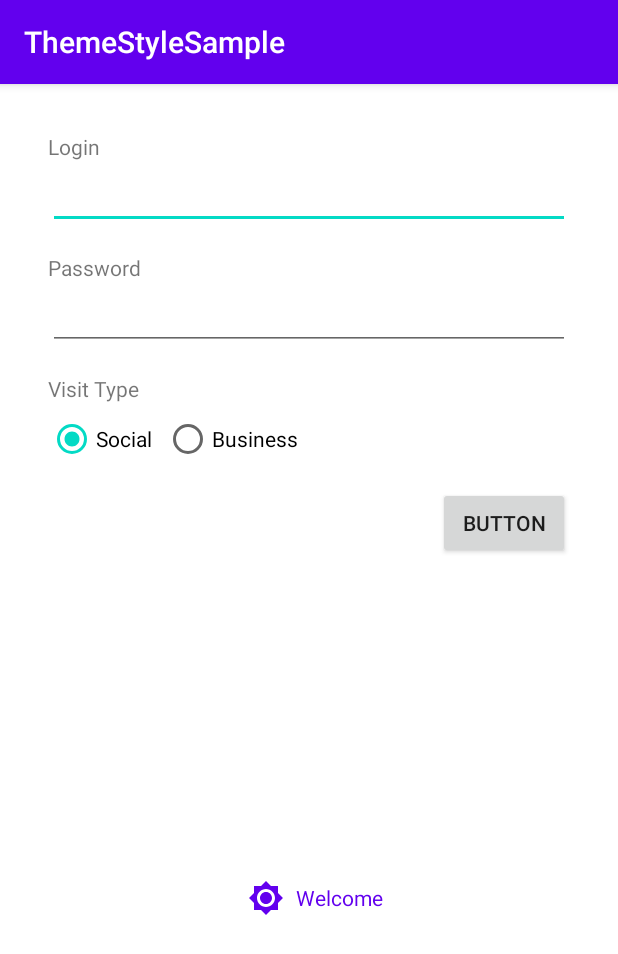
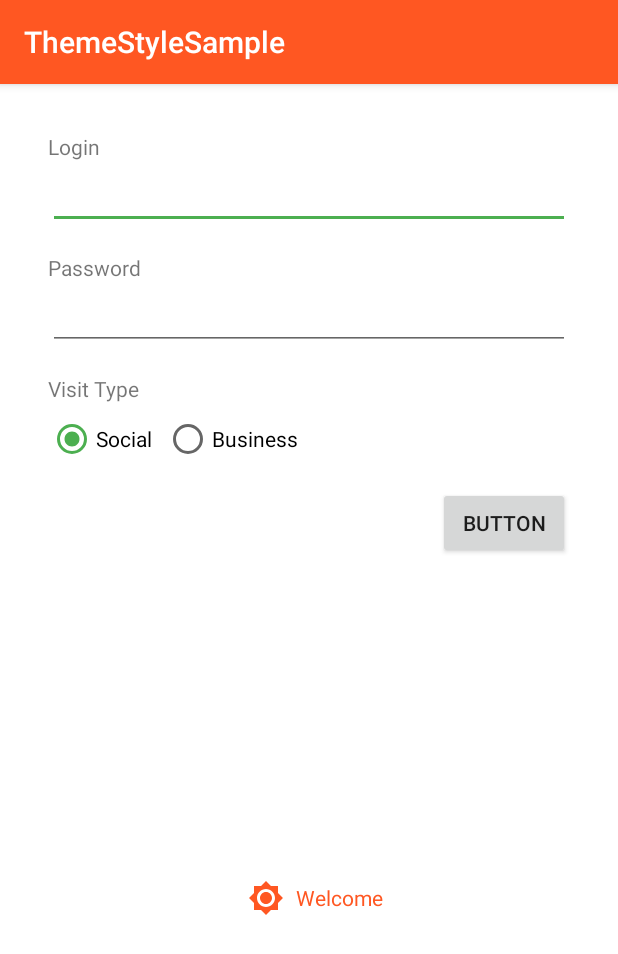
Before and after one commit to AlexeyKatsuro/ThemeStyleSample, an Android app: the screen it shows after launch (MainActivity), on a phone screen of 412 x 824 dp. Shown: the top 954 px of the screen. Run offline under Robolectric (Android 15) with nearby library versions, the phone set to English and light mode, and no system bars.

Commit message:
Add pro theme

```diff
--- a/app/src/main/java/com/alexeykatsuro/themestylesample/MainActivity.kt
+++ b/app/src/main/java/com/alexeykatsuro/themestylesample/MainActivity.kt
@@ -6,7 +6,7 @@ import android.widget.Button
 
 class MainActivity : AppCompatActivity() {
     override fun onCreate(savedInstanceState: Bundle?) {
-
+        setTheme(R.style.Theme_MyApp_Pro)
         super.onCreate(savedInstanceState)
         setContentView(R.layout.activity_main)
     }
--- a/app/src/main/java/com/alexeykatsuro/themestylesample/WelcomeView.kt
+++ b/app/src/main/java/com/alexeykatsuro/themestylesample/WelcomeView.kt
@@ -43,7 +43,7 @@ class WelcomeView @JvmOverloads constructor(
         inflate(context, R.layout.view_welcome, this)
         // Load attributes
         val a = context.obtainStyledAttributes(
-            attrs, R.styleable.WelcomeView, defStyleAttr, 0
+            attrs, R.styleable.WelcomeView, defStyleAttr, defStyleRes
         )
 
         text = a.getString(R.styleable.WelcomeView_text)
--- a/app/src/main/res/layout/activity_main.xml
+++ b/app/src/main/res/layout/activity_main.xml
@@ -110,8 +110,6 @@
         <com.alexeykatsuro.themestylesample.WelcomeView
             android:layout_width="wrap_content"
             android:layout_height="wrap_content"
-            android:textColor="@color/colorPrimary"
-            app:imgTint="@color/colorPrimary"
             app:img="@drawable/ic_sun"
             app:layout_constraintBottom_toBottomOf="parent"
             app:layout_constraintEnd_toEndOf="parent"
--- a/app/src/main/res/values/colors.xml
+++ b/app/src/main/res/values/colors.xml
@@ -3,4 +3,8 @@
     <color name="colorPrimary">#6200EE</color>
     <color name="colorPrimaryDark">#3700B3</color>
     <color name="colorAccent">#03DAC5</color>
+
+    <color name="colorPrimaryPro">#FF5722</color>
+    <color name="colorPrimaryDarkPro">#D84315</color>
+    <color name="colorAccentPro">#4CAF50</color>
 </resources>
--- a/app/src/main/res/values/styles.xml
+++ b/app/src/main/res/values/styles.xml
@@ -9,19 +9,24 @@
         <item name="toolbarStyle">@style/Toolbar</item>
     </style>
 
+
+    <style name="Theme.MyApp.Pro">
+        <item name="colorPrimary">@color/colorPrimaryPro</item>
+        <item name="colorPrimaryDark">@color/colorPrimaryDarkPro</item>
+        <item name="colorAccent">@color/colorAccentPro</item>
+    </style>
+
     <style name="Widget.MyApp" parent="android:Widget"/>
 
     <style name="WelcomeView">
-        <item name="text">@string/welcome</item>
-        <item name="img">@drawable/ic_sun</item>
-        <item name="imgTint">@color/colorPrimary</item>
-        <item name="android:textColor">@color/colorPrimary</item>
+        <item name="imgTint">?attr/colorPrimary</item>
+        <item name="android:textColor">?attr/colorPrimary</item>
         <item name="android:textSize">16sp</item>
     </style>
 
     <style name="Toolbar" parent="Widget.AppCompat.Toolbar">
-        <item name="titleTextColor">@android:color/white</item>
-        <item name="android:background">@color/colorPrimary</item>
+        <item name="titleTextColor">?android:attr/textColorPrimaryInverse</item>
+        <item name="android:background">?attr/colorPrimary</item>
         <item name="android:elevation">@dimen/elevation_toolbar</item>
     </style>
 
```
